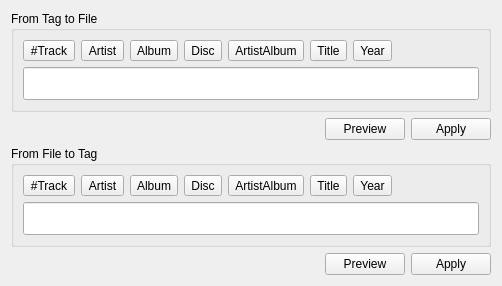
First picture: the form in code/MiamPlayer/tagconverter.ui, repository MBach/Miam-Player, before the edit.
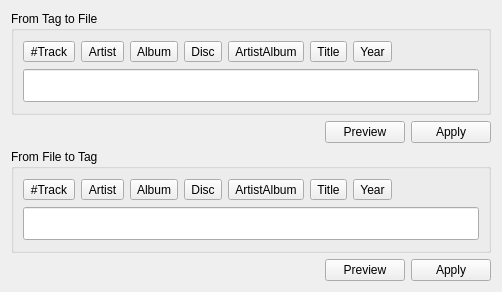
Second picture: the form after the edit. Custom widgets are drawn as their Qt base class.

What changed in the file:
```diff
--- a/code/MiamPlayer/tagconverter.ui
+++ b/code/MiamPlayer/tagconverter.ui
@@ -7,7 +7,7 @@
     <x>0</x>
     <y>0</y>
     <width>502</width>
-    <height>258</height>
+    <height>292</height>
    </rect>
   </property>
   <layout class="QVBoxLayout" name="verticalLayout">
```
Left out of the diff: 46 changed lines with no effect on the pictures.
